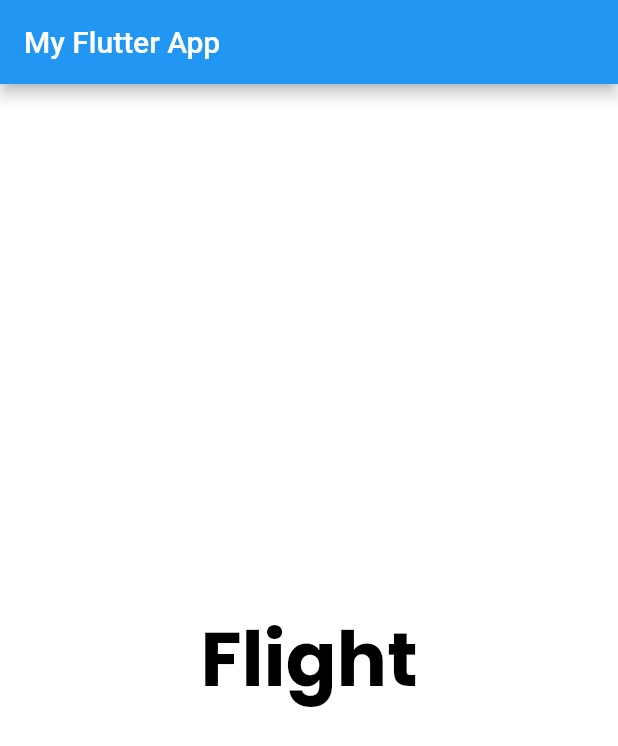
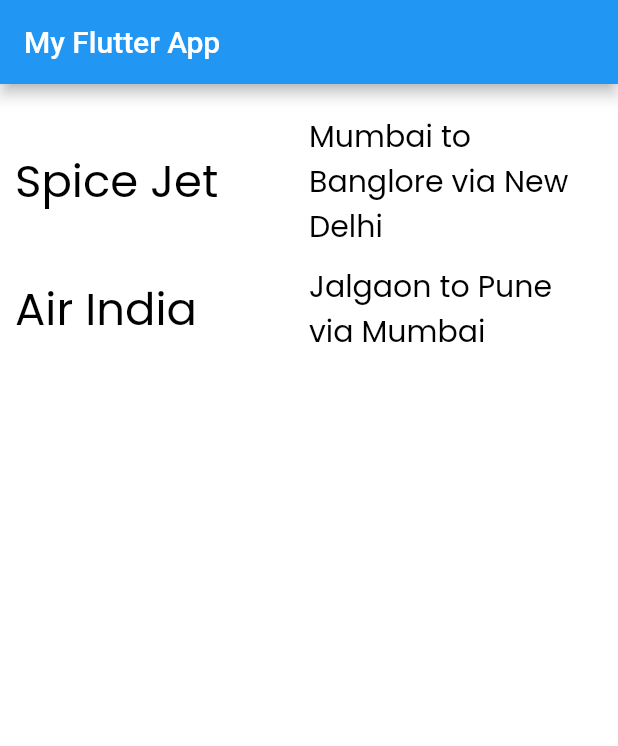
Before and after one commit to amol-patil09/Flutter-Demo, a Flutter app: the screen it shows after launch, on a phone screen of 412 x 824 dp. Shown: the top 746 px of the screen. Run offline on Flutter 3.47's test engine with Material 2 defaults, Android fonts, the phone set to English and light mode, and no system bars.

Commit message:
# 2.3-Rows-Columns

```diff
--- a/lib/app_screens/home.dart
+++ b/lib/app_screens/home.dart
@@ -5,18 +5,73 @@ class Home extends StatelessWidget {
   Widget build(BuildContext context) {
     return Center(
       child: Container(
+        padding: EdgeInsets.only(left: 10, right: 10,top: 20),
         alignment: Alignment.center,
         color: Colors.white,
+        child: Column(
+          children: [
+            Row(
+              children: [
+                Expanded(
                   child: Text(
-          "Flight",
+                    "Spice Jet",
                     textDirection: TextDirection.ltr,
                     style: TextStyle(
                         color: Colors.black,
-              fontSize: 50.0,
+                        fontSize: 30.0,
                         fontFamily: 'Poppins',
-              fontWeight: FontWeight.w700,
+                        fontWeight: FontWeight.w400,
                         fontStyle: FontStyle.normal,
                         decoration: TextDecoration.none),
+                  ),
+                ),
+                Expanded(
+                  child: Text(
+                    "Mumbai to Banglore via New Delhi",
+                    textDirection: TextDirection.ltr,
+                    style: TextStyle(
+                        color: Colors.black,
+                        fontSize: 20.0,
+                        fontFamily: 'Poppins',
+                        fontWeight: FontWeight.w400,
+                        fontStyle: FontStyle.normal,
+                        decoration: TextDecoration.none),
+                  ),
+                ),
+              ],
+            ),
+            Padding(padding: EdgeInsets.only(top: 10)),
+            Row(
+              children: [
+                Expanded(
+                  child: Text(
+                    "Air India",
+                    textDirection: TextDirection.ltr,
+                    style: TextStyle(
+                        color: Colors.black,
+                        fontSize: 30.0,
+                        fontFamily: 'Poppins',
+                        fontWeight: FontWeight.w400,
+                        fontStyle: FontStyle.normal,
+                        decoration: TextDecoration.none),
+                  ),
+                ),
+                Expanded(
+                  child: Text(
+                    "Jalgaon to Pune via Mumbai",
+                    textDirection: TextDirection.ltr,
+                    style: TextStyle(
+                        color: Colors.black,
+                        fontSize: 20.0,
+                        fontFamily: 'Poppins',
+                        fontWeight: FontWeight.w400,
+                        fontStyle: FontStyle.normal,
+                        decoration: TextDecoration.none),
+                  ),
+                ),
+              ],
+            ),
+          ],
         ),
       ),
     );
```
Lines whose indentation alone changed are shown as unchanged.
